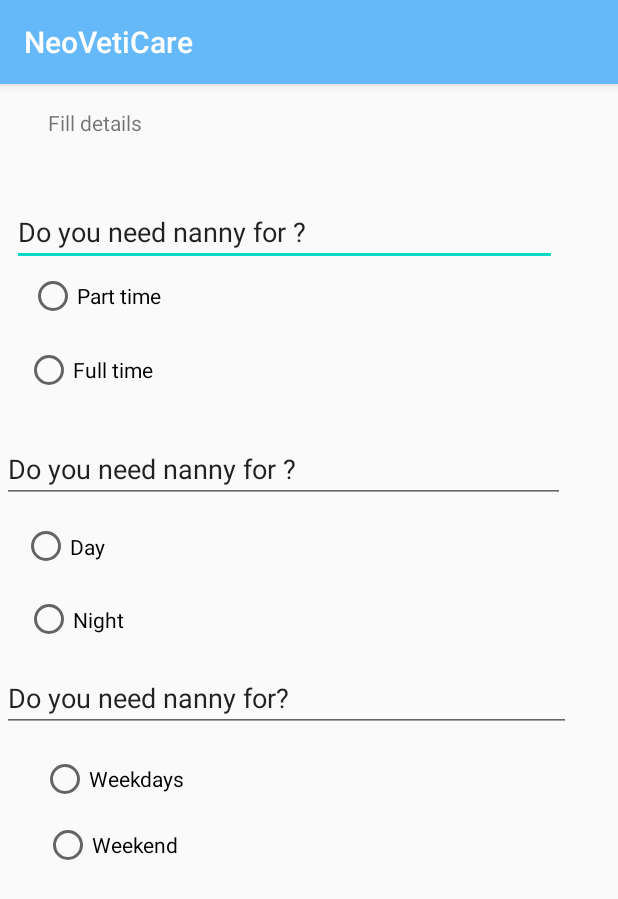
After one commit to GauravBhardwaj10/NeoVetiCare, an Android app: the choosetimebyparentafedone screen opened directly, with no data from a screen before it, on a phone screen of 412 x 824 dp. The commit adds this screen. Shown: the top 899 px of the screen. Run offline under Robolectric (Android 15) with nearby library versions, the phone set to English and light mode, and no system bars.

Commit message:
Harpreet kaur 1992621

```diff
--- a/app/src/main/AndroidManifest.xml
+++ b/app/src/main/AndroidManifest.xml
@@ -9,12 +9,14 @@
         android:roundIcon="@mipmap/ic_launcher_round"
         android:supportsRtl="true"
         android:theme="@style/AppTheme">
-        <activity android:name=".layout4"></activity>
+        <activity android:name=".choosetimebyparentafedone"></activity>
+        <activity android:name=".layout4" />
         <activity android:name=".layout3" />
         <activity android:name=".layout2" />
         <activity android:name=".layout1" />
         <activity android:name=".Welcome" />
-        <activity android:name=".splash"
+        <activity
+            android:name=".splash"
             android:theme="@style/AppTheme.NoActionBar">
             <intent-filter>
                 <action android:name="android.intent.action.MAIN" />
--- /dev/null
+++ b/app/src/main/java/com/demo/neoveticare/choosetimebyparentafedone.java
@@ -0,0 +1,14 @@
+package com.demo.neoveticare;
+
+import androidx.appcompat.app.AppCompatActivity;
+
+import android.os.Bundle;
+
+public class choosetimebyparentafedone extends AppCompatActivity {
+
+    @Override
+    protected void onCreate(Bundle savedInstanceState) {
+        super.onCreate(savedInstanceState);
+        setContentView(R.layout.activity_choosetimebyparentafedone);
+    }
+}
--- /dev/null
+++ b/app/src/main/res/layout/activity_choosetimebyparentafedone.xml
@@ -0,0 +1,135 @@
+<?xml version="1.0" encoding="utf-8"?>
+<androidx.constraintlayout.widget.ConstraintLayout xmlns:android="http://schemas.android.com/apk/res/android"
+    xmlns:app="http://schemas.android.com/apk/res-auto"
+    xmlns:tools="http://schemas.android.com/tools"
+    android:layout_width="match_parent"
+    android:layout_height="match_parent"
+    tools:context=".choosetimebyparentafedone">
+
+    <TextView
+        android:id="@+id/textView"
+        android:layout_width="322dp"
+        android:layout_height="33dp"
+        android:text="Fill details"
+        app:layout_constraintBottom_toBottomOf="parent"
+        app:layout_constraintEnd_toEndOf="parent"
+        app:layout_constraintHorizontal_bias="0.359"
+        app:layout_constraintStart_toStartOf="parent"
+        app:layout_constraintTop_toTopOf="parent"
+        app:layout_constraintVertical_bias="0.022" />
+
+    <EditText
+        android:id="@+id/editTextTextPersonName"
+        android:layout_width="363dp"
+        android:layout_height="44dp"
+        android:ems="10"
+        android:inputType="textPersonName"
+        android:text="Do you need nanny for ?"
+        app:layout_constraintBottom_toBottomOf="parent"
+        app:layout_constraintEnd_toEndOf="parent"
+        app:layout_constraintHorizontal_bias="0.159"
+        app:layout_constraintStart_toStartOf="parent"
+        app:layout_constraintTop_toTopOf="parent"
+        app:layout_constraintVertical_bias="0.107" />
+
+    <RadioButton
+        android:id="@+id/radioButton"
+        android:layout_width="144dp"
+        android:layout_height="30dp"
+        android:text="Part time"
+        app:layout_constraintBottom_toBottomOf="parent"
+        app:layout_constraintEnd_toEndOf="parent"
+        app:layout_constraintHorizontal_bias="0.071"
+        app:layout_constraintStart_toStartOf="parent"
+        app:layout_constraintTop_toTopOf="parent"
+        app:layout_constraintVertical_bias="0.171" />
+
+    <RadioButton
+        android:id="@+id/radioButton2"
+        android:layout_width="143dp"
+        android:layout_height="37dp"
+        android:text="Full time"
+        app:layout_constraintBottom_toBottomOf="parent"
+        app:layout_constraintEnd_toEndOf="parent"
+        app:layout_constraintHorizontal_bias="0.062"
+        app:layout_constraintStart_toStartOf="parent"
+        app:layout_constraintTop_toTopOf="parent"
+        app:layout_constraintVertical_bias="0.235" />
+
+    <EditText
+        android:id="@+id/editTextTextPersonName2"
+        android:layout_width="375dp"
+        android:layout_height="44dp"
+        android:ems="10"
+        android:inputType="textPersonName"
+        android:text="Do you need nanny for ?"
+        app:layout_constraintBottom_toBottomOf="parent"
+        app:layout_constraintEnd_toEndOf="parent"
+        app:layout_constraintHorizontal_bias="0.039"
+        app:layout_constraintStart_toStartOf="parent"
+        app:layout_constraintTop_toTopOf="parent"
+        app:layout_constraintVertical_bias="0.325" />
+
+    <RadioButton
+        android:id="@+id/radioButton3"
+        android:layout_width="145dp"
+        android:layout_height="38dp"
+        android:text="Day"
+        app:layout_constraintBottom_toBottomOf="parent"
+        app:layout_constraintEnd_toEndOf="parent"
+        app:layout_constraintHorizontal_bias="0.056"
+        app:layout_constraintStart_toStartOf="parent"
+        app:layout_constraintTop_toTopOf="parent"
+        app:layout_constraintVertical_bias="0.396" />
+
+    <RadioButton
+        android:id="@+id/radioButton4"
+        android:layout_width="138dp"
+        android:layout_height="34dp"
+        android:text="Night"
+        app:layout_constraintBottom_toBottomOf="parent"
+        app:layout_constraintEnd_toEndOf="parent"
+        app:layout_constraintHorizontal_bias="0.062"
+        app:layout_constraintStart_toStartOf="parent"
+        app:layout_constraintTop_toTopOf="parent"
+        app:layout_constraintVertical_bias="0.463" />
+
+    <EditText
+        android:id="@+id/editTextTextPersonName3"
+        android:layout_width="379dp"
+        android:layout_height="43dp"
+        android:ems="10"
+        android:inputType="textPersonName"
+        android:text="Do you need nanny for?"
+        app:layout_constraintBottom_toBottomOf="parent"
+        app:layout_constraintEnd_toEndOf="parent"
+        app:layout_constraintHorizontal_bias="0.039"
+        app:layout_constraintStart_toStartOf="parent"
+        app:layout_constraintTop_toTopOf="parent"
+        app:layout_constraintVertical_bias="0.536" />
+
+    <RadioButton
+        android:id="@+id/radioButton5"
+        android:layout_width="133dp"
+        android:layout_height="32dp"
+        android:text="Weekdays"
+        app:layout_constraintBottom_toBottomOf="parent"
+        app:layout_constraintEnd_toEndOf="parent"
+        app:layout_constraintHorizontal_bias="0.097"
+        app:layout_constraintStart_toStartOf="parent"
+        app:layout_constraintTop_toTopOf="parent"
+        app:layout_constraintVertical_bias="0.608" />
+
+    <RadioButton
+        android:id="@+id/radioButton6"
+        android:layout_width="131dp"
+        android:layout_height="32dp"
+        android:text="Weekend"
+        app:layout_constraintBottom_toBottomOf="parent"
+        app:layout_constraintEnd_toEndOf="parent"
+        app:layout_constraintHorizontal_bias="0.105"
+        app:layout_constraintStart_toStartOf="parent"
+        app:layout_constraintTop_toTopOf="parent"
+        app:layout_constraintVertical_bias="0.668" />
+
+</androidx.constraintlayout.widget.ConstraintLayout>
--- a/app/src/main/res/layout/activity_layout2.xml
+++ b/app/src/main/res/layout/activity_layout2.xml
@@ -8,8 +8,8 @@
 
     <ImageView
         android:id="@+id/imageView4"
-        android:layout_width="363dp"
-        android:layout_height="570dp"
+        android:layout_width="358dp"
+        android:layout_height="653dp"
         app:layout_constraintBottom_toBottomOf="parent"
         app:layout_constraintEnd_toEndOf="parent"
         app:layout_constraintStart_toStartOf="parent"
```
